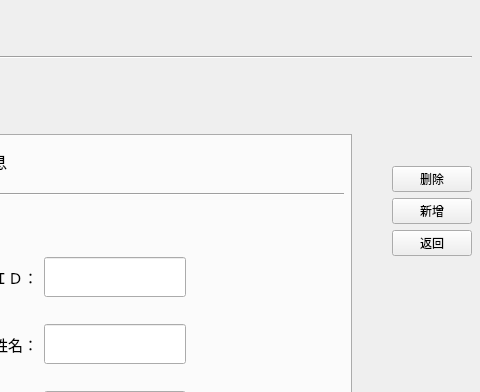
Above: server/MemberManageUI.ui from AlanForeverAi/Exams before the change; both pictures show x 800 to 1280 and y 0 to 392 of the 1280 by 713 pixel window. Below: the same form after it.
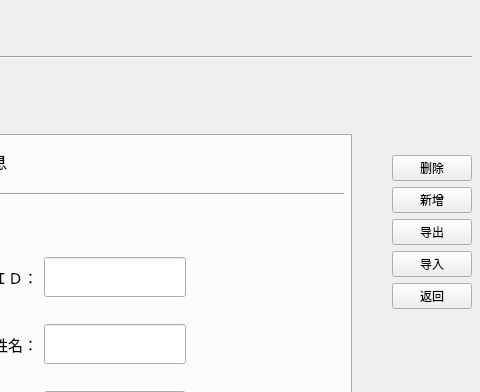
That is the form after the change.

Commit message:
修改导入导出功能
1.题目管理--导入导出
2.用户管理--导入

The edit to the form file:
```diff
--- a/server/MemberManageUI.ui
+++ b/server/MemberManageUI.ui
@@ -1290,6 +1290,56 @@
           </property>
          </widget>
         </item>
+        <item>
+         <widget class="QPushButton" name="pushButton_export">
+          <property name="sizePolicy">
+           <sizepolicy hsizetype="Fixed" vsizetype="Fixed">
+            <horstretch>0</horstretch>
+            <verstretch>0</verstretch>
+           </sizepolicy>
+          </property>
+          <property name="minimumSize">
+           <size>
+            <width>0</width>
+            <height>0</height>
+           </size>
+          </property>
+          <property name="font">
+           <font>
+            <family>SimSun-ExtB</family>
+            <pointsize>9</pointsize>
+           </font>
+          </property>
+          <property name="text">
+           <string>导出</string>
+          </property>
+         </widget>
+        </item>
+        <item>
+         <widget class="QPushButton" name="pushButton_import">
+          <property name="sizePolicy">
+           <sizepolicy hsizetype="Fixed" vsizetype="Fixed">
+            <horstretch>0</horstretch>
+            <verstretch>0</verstretch>
+           </sizepolicy>
+          </property>
+          <property name="minimumSize">
+           <size>
+            <width>0</width>
+            <height>0</height>
+           </size>
+          </property>
+          <property name="font">
+           <font>
+            <family>SimSun-ExtB</family>
+            <pointsize>9</pointsize>
+           </font>
+          </property>
+          <property name="text">
+           <string>导入</string>
+          </property>
+         </widget>
+        </item>
         <item>
          <widget class="QPushButton" name="pushButton_back">
           <property name="sizePolicy">
```
The commit also changes 16 other files.
